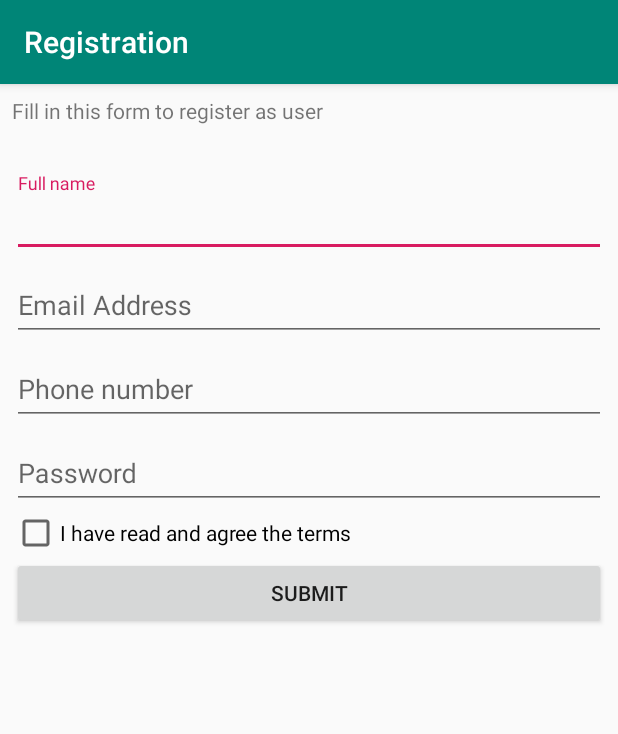
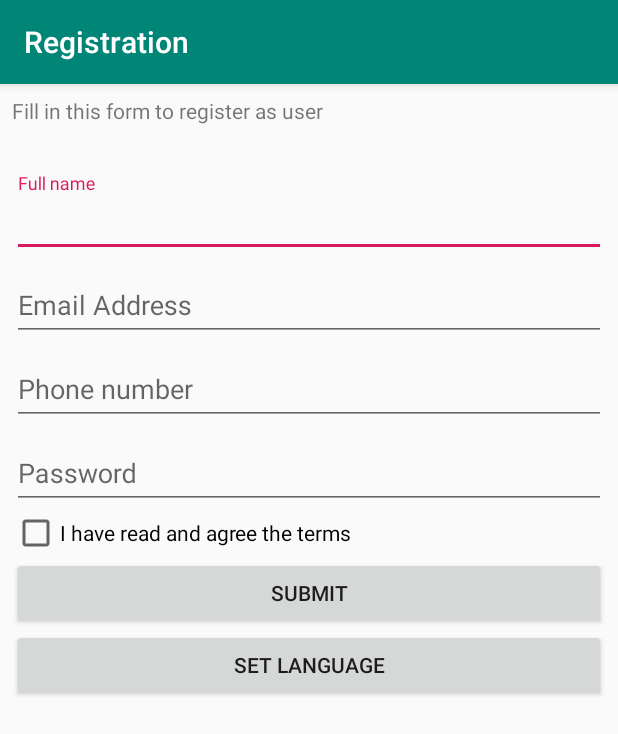
Before and after one commit to 16110352/PAM5-MyLocalization, an Android app: the screen it shows after launch (MainActivity), on a phone screen of 412 x 824 dp. Shown: the top 734 px of the screen. Run offline under Robolectric (Android 15) with nearby library versions, the phone set to English and light mode, and no system bars.

Commit message:
add button to change lang

```diff
--- a/app/src/main/java/net/ariflaksito/mylocalization/MainActivity.java
+++ b/app/src/main/java/net/ariflaksito/mylocalization/MainActivity.java
@@ -1,7 +1,11 @@
 package net.ariflaksito.mylocalization;
 
+import android.content.Intent;
+import android.provider.Settings;
 import android.support.v7.app.AppCompatActivity;
 import android.os.Bundle;
+import android.view.View;
+import android.widget.Button;
 
 public class MainActivity extends AppCompatActivity {
 
@@ -9,5 +13,15 @@ public class MainActivity extends AppCompatActivity {
     protected void onCreate(Bundle savedInstanceState) {
         super.onCreate(savedInstanceState);
         setContentView(R.layout.activity_main);
+
+        Button btnLang = findViewById(R.id.lang);
+        btnLang.setOnClickListener(new View.OnClickListener() {
+            @Override
+            public void onClick(View view) {
+                Intent intent = new Intent(Settings.ACTION_LOCALE_SETTINGS);
+                startActivity(intent);
+            }
+        });
+
     }
 }
--- a/app/src/main/res/layout/activity_main.xml
+++ b/app/src/main/res/layout/activity_main.xml
@@ -73,4 +73,10 @@
         android:layout_width="match_parent"
         android:layout_height="wrap_content"
         android:text="@string/btn_go" />
+
+    <Button
+        android:id="@+id/lang"
+        android:layout_width="match_parent"
+        android:layout_height="wrap_content"
+        android:text="@string/btn_lang" />
 </LinearLayout>
--- a/app/src/main/res/values/strings.xml
+++ b/app/src/main/res/values/strings.xml
@@ -10,4 +10,6 @@
     <string name="form_check">I have read and agree the terms</string>
 
     <string name="btn_go">Submit</string>
+    <string name="btn_lang">Set Language</string>
+
 </resources>
```
Also changed, not shown: 1 other file.
